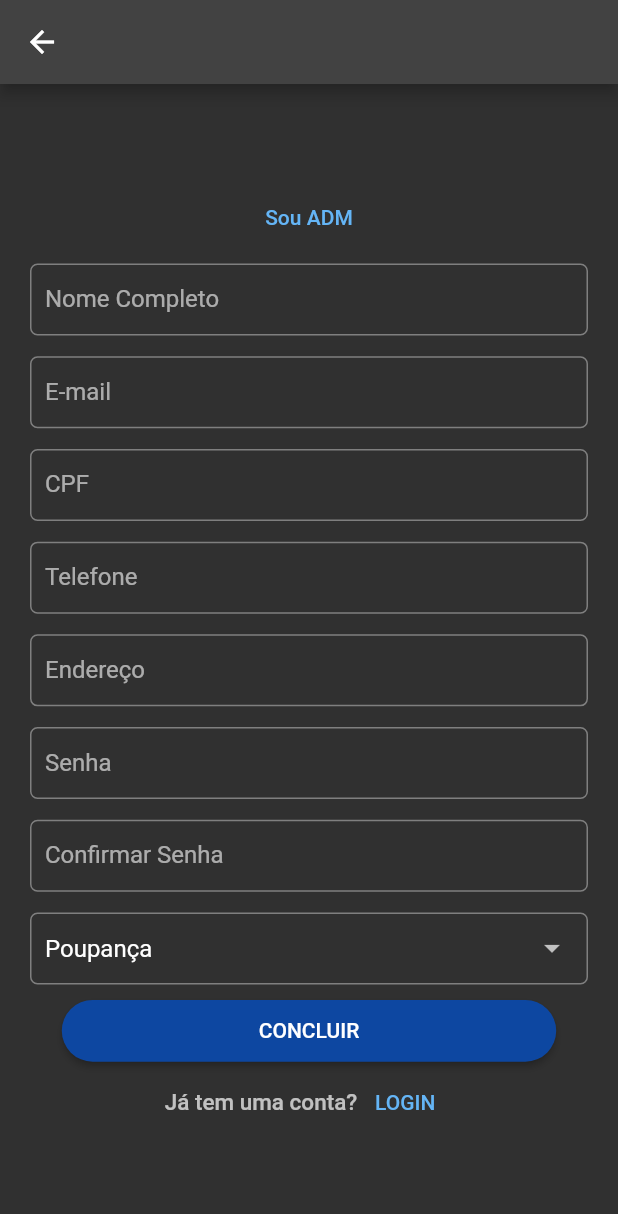
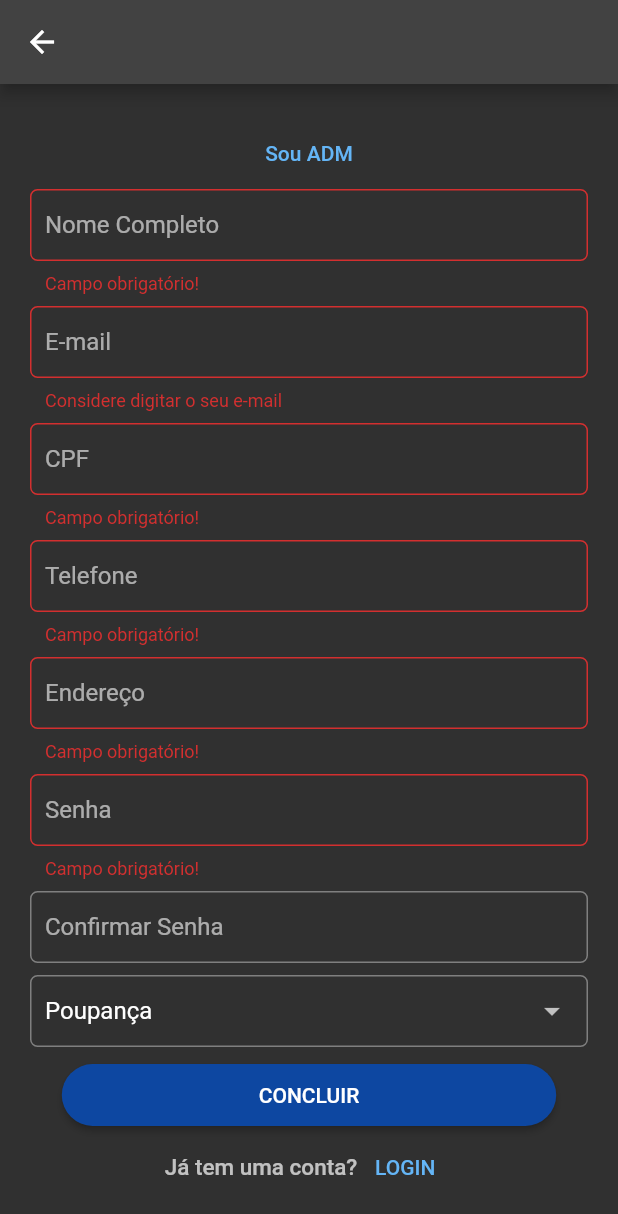
Before and after one commit to rafaeucastro/spacepay, a Flutter app: the SignUp screen opened by its route, after a tap on "CONCLUIR", on a phone screen of 412 x 824 dp. Shown: the top 1214 px of the screen. Run offline on Flutter 3.47's test engine with Material 2 defaults, Android fonts, the phone set to English and light mode, and no system bars; our stand-ins replace brasil_fields.

Commit message:
Adicionado signup com Firebase

```diff
--- a/lib/main.dart
+++ b/lib/main.dart
@@ -1,4 +1,5 @@
 import 'package:banksys/models/auth.dart';
+import 'package:banksys/models/users.dart';
 import 'package:banksys/util/routes.dart';
 import 'package:banksys/views/screens/add_existing_card.dart';
 import 'package:banksys/views/screens/home.dart';
@@ -25,6 +26,9 @@ class SpacePay extends StatelessWidget {
       providers: [
         ChangeNotifierProvider(
           create: (context) => Auth(),
+        ),
+        ChangeNotifierProvider(
+          create: (context) => Users(),
         ),
       ],
       child: MaterialApp(
--- a/lib/models/auth.dart
+++ b/lib/models/auth.dart
@@ -7,7 +7,7 @@ class Auth with ChangeNotifier {
   static const _baseUrl =
       "https://identitytoolkit.googleapis.com/v1/accounts:signUp?key=AIzaSyByV3D72eMpkPN8oKa2XyIQoCXdFeiWvFM";
 
-  Future<void> signUp(String email, String password) async {
+  static Future<void> signUp(String email, String password) async {
     final response = await http.post(
       Uri.parse(_baseUrl),
       body: jsonEncode({
--- a/lib/models/user.dart
+++ b/lib/models/user.dart
@@ -1,25 +1,37 @@
 abstract class AccountType {
   static const savings = "Poupança";
   static const checking = "Corrente";
+  static const List<String> accountTypes = ["Poupança", "Corrente"];
+}
+
+class AttributesKeys {
+  final fullName = "fullName";
+  final email = "email";
+  final cpf = "cpf";
+  final phone = "phone";
+  final address = "address";
+  final password = "password";
+  final accountType = "accountType";
+  final state = "state";
 }
 
 abstract class User {
   final int cpf;
   final String fullName;
-  String adress;
+  String address;
   String password;
 
   User({
     required this.cpf,
     required this.fullName,
-    required this.adress,
+    required this.address,
     required this.password,
   });
 }
 
 class Client extends User {
   final String email;
-  final AccountType accountType;
+  final String accountType;
   int phone;
 
   Client({
@@ -28,12 +40,12 @@ class Client extends User {
     required this.phone,
     required int cpf,
     required String fullname,
-    required String adress,
+    required String address,
     required String password,
   }) : super(
           cpf: cpf,
           fullName: fullname,
-          adress: adress,
+          address: address,
           password: password,
         );
 }
@@ -45,12 +57,12 @@ class Admin extends User {
     required this.state,
     required int cpf,
     required String fullname,
-    required String adress,
+    required String address,
     required String password,
   }) : super(
           cpf: cpf,
           fullName: fullname,
-          adress: adress,
+          address: address,
           password: password,
         );
 }
--- a/lib/util/validators.dart
+++ b/lib/util/validators.dart
@@ -1,5 +1,17 @@
 class Validator {
-  String? emailValidator(String? userInput) {
+  static String? Function(String?)? mandatoryFieldValidator = _mandatoryField;
+  static String? Function(String?)? emailValidator = _email;
+  static String? Function(String?)? alfaNumericValidator = _alfanumericPassword;
+
+  static String? _mandatoryField(String? userInput) {
+    String email = userInput ?? "";
+    if (email.isEmpty) {
+      return "Campo obrigatório!";
+    }
+    return null;
+  }
+
+  static String? _email(String? userInput) {
     String email = userInput ?? "";
     final emailPattern =
         RegExp('^([\\w\\-]+\\.)*[\\w\\- ]+@([\\w\\- ]+\\.)+([\\w\\-]{2,3})\$');
@@ -11,7 +23,7 @@ class Validator {
     return null;
   }
 
-  String? sixDigitCodeValidator(String? userInput) {
+  static String? _sixDigitCode(String? userInput) {
     final code = userInput ?? "";
     final digitPattern = RegExp('^\\d\\d\\d\\d\\d\\d\$');
     if (code.isEmpty) {
@@ -22,7 +34,7 @@ class Validator {
     return null;
   }
 
-  String? newPasswordValidator(String? userInput) {
+  static String? _newPassword(String? userInput) {
     final password = userInput ?? "";
     if (password.isEmpty) {
       return "Considere digitar algo!";
@@ -30,7 +42,7 @@ class Validator {
     return null;
   }
 
-  String? alfanumericPasswordValidator(String? userInput) {
+  static String? _alfanumericPassword(String? userInput) {
     final password = userInput ?? "";
     final alfanumericPattern = RegExp(
         '^(?=.*\\d)(?=.*[a-z])(?=.*[A-Z])(?=.*[\$*&@#])[0-9a-zA-Z\$*&@#]{8,}\$');
--- a/lib/views/components.dart/account_type.dart
+++ b/lib/views/components.dart/account_type.dart
@@ -1,27 +1,34 @@
 import 'package:flutter/material.dart';
 
+import '../../models/user.dart';
+
 class AccountTypeDropDown extends StatefulWidget {
-  // final void Function(dynamic)? onChanged;
-  const AccountTypeDropDown({Key? key}) : super(key: key);
+  final Map<String, String> formData;
+  const AccountTypeDropDown({
+    required this.formData,
+    Key? key,
+  }) : super(key: key);
 
   @override
   State<AccountTypeDropDown> createState() => _AccountTypeDropDownState();
 }
 
 class _AccountTypeDropDownState extends State<AccountTypeDropDown> {
-  final List<String> accountType = ["Poupança", "Corrente"];
   String dropdownValue = "Poupança";
 
   @override
   Widget build(BuildContext context) {
     return DropdownButtonFormField(
       value: dropdownValue,
-      items: accountType.map((type) {
+      items: AccountType.accountTypes.map((type) {
         return DropdownMenuItem(
           value: type,
           child: Text(type),
         );
       }).toList(),
+      onSaved: (newValue) {
+        widget.formData['accountType'] = newValue.toString();
+      },
       onChanged: (object) {
         setState(() {
           dropdownValue = object.toString();
--- a/lib/views/screens/login.dart
+++ b/lib/views/screens/login.dart
@@ -17,7 +17,7 @@ class _LoginState extends State<Login> {
   bool _isLoading = false;
   final _formKey = GlobalKey<FormState>();
   bool _formIsValid = false;
-  bool _isSignUp = false;
+  bool _isADM = false;
   Map<String, String> _authData = {
     'email': '',
     'password': '',
@@ -36,8 +36,8 @@ class _LoginState extends State<Login> {
 
     Auth auth = Provider.of(context, listen: false);
 
-    if (!_isSignUp) {
-      await auth.signUp("castrorafael456@gmail.com", "faelzin");
+    if (_isADM) {
+      // await auth.signUp("castrorafael456@gmail.com", "faelzin");
     } else {}
   }
 
--- a/lib/views/screens/sign-up.dart
+++ b/lib/views/screens/sign-up.dart
@@ -1,7 +1,11 @@
+import 'package:banksys/util/validators.dart';
 import 'package:banksys/views/components.dart/account_type.dart';
 import 'package:brasil_fields/brasil_fields.dart';
 import 'package:flutter/material.dart';
 import 'package:flutter/services.dart';
+import 'package:provider/provider.dart';
+
+import '../../models/users.dart';
 
 class SignUp extends StatefulWidget {
   const SignUp({Key? key}) : super(key: key);
@@ -14,6 +18,22 @@ class _SignUpState extends State<SignUp> {
   bool _isADM = false;
   final List<String> upperTextList = ["Sou ADM", "Sou cliente"];
   String upperText = "Sou ADM";
+  final _formKey = GlobalKey<FormState>();
+  bool _formIsValid = false;
+  final Map<String, String> _formData = {};
+  final _passwordController = TextEditingController();
+
+  void _submit() {
+    _formIsValid = _formKey.currentState?.validate() ?? false;
+    if (!_formIsValid) return;
+
+    _formKey.currentState?.save();
+
+    final provider = Provider.of<Users>(context, listen: false);
+    _isADM
+        ? provider.addAdmin(clientData: _formData)
+        : provider.addClient(clientData: _formData);
+  }
 
   @override
   Widget build(BuildContext context) {
@@ -34,31 +54,48 @@ class _SignUpState extends State<SignUp> {
                       _isADM
                           ? upperText = upperTextList[1]
                           : upperText = upperTextList[0];
+
+                      _passwordController.clear();
+                      _formKey.currentState?.reset();
                     });
                   },
                   child: Text(upperText)),
               Padding(
                 padding: const EdgeInsets.symmetric(horizontal: 20.0),
-                child: SizedBox(
-                  height: size.height * 0.6,
                 child: Form(
+                  key: _formKey,
                   child: Column(
-                      mainAxisAlignment: MainAxisAlignment.spaceAround,
                     children: [
-                        TextFormField(
+                      Padding(
+                        padding: const EdgeInsets.only(bottom: 8.0),
+                        child: TextFormField(
                           decoration: const InputDecoration(
                             labelText: 'Nome Completo',
                           ),
                           textInputAction: TextInputAction.next,
+                          onSaved: (newname) {
+                            _formData['fullName'] = newname ?? "";
+                          },
+                          validator: Validator.mandatoryFieldValidator,
+                        ),
                       ),
                       if (!_isADM)
-                          TextFormField(
+                        Padding(
+                          padding: const EdgeInsets.only(bottom: 8.0),
+                          child: TextFormField(
                             decoration: const InputDecoration(
                               labelText: 'E-mail',
                             ),
                             textInputAction: TextInputAction.next,
+                            onSaved: (newValue) {
+                              _formData['email'] = newValue ?? "";
+                            },
+                            validator: Validator.emailValidator,
                           ),
-                        TextFormField(
+                        ),
+                      Padding(
+                        padding: const EdgeInsets.only(bottom: 8.0),
+                        child: TextFormField(
                           inputFormatters: [
                             FilteringTextInputFormatter.digitsOnly,
                             CpfInputFormatter(),
@@ -68,9 +105,16 @@ class _SignUpState extends State<SignUp> {
                           ),
                           textInputAction: TextInputAction.next,
                           keyboardType: TextInputType.number,
+                          validator: Validator.mandatoryFieldValidator,
+                          onSaved: (newValue) {
+                            _formData['cpf'] = newValue ?? "";
+                          },
+                        ),
                       ),
                       if (!_isADM)
-                          TextFormField(
+                        Padding(
+                          padding: const EdgeInsets.only(bottom: 8.0),
+                          child: TextFormField(
                             inputFormatters: [
                               FilteringTextInputFormatter.digitsOnly,
                               TelefoneInputFormatter(),
@@ -80,41 +124,84 @@ class _SignUpState extends State<SignUp> {
                             ),
                             textInputAction: TextInputAction.next,
                             keyboardType: TextInputType.number,
+                            validator: Validator.mandatoryFieldValidator,
+                            onSaved: (newValue) {
+                              _formData['phone'] = newValue ?? "";
+                            },
+                          ),
                         ),
                       if (_isADM)
-                          TextFormField(
+                        Padding(
+                          padding: const EdgeInsets.only(bottom: 8.0),
+                          child: TextFormField(
                             decoration: const InputDecoration(
                               labelText: 'Estado',
                             ),
                             textInputAction: TextInputAction.next,
+                            validator: Validator.mandatoryFieldValidator,
+                            onSaved: (newValue) {
+                              _formData['state'] = newValue ?? "";
+                            },
                           ),
-                        TextFormField(
+                        ),
+                      Padding(
+                        padding: const EdgeInsets.only(bottom: 8.0),
+                        child: TextFormField(
                           decoration: const InputDecoration(
                             labelText: 'Endereço',
                           ),
                           textInputAction: TextInputAction.next,
+                          validator: Validator.mandatoryFieldValidator,
+                          onSaved: (newValue) {
+                            _formData['address'] = newValue ?? "";
+                          },
                         ),
-                        TextFormField(
+                      ),
+                      Padding(
+                        padding: const EdgeInsets.only(bottom: 8.0),
+                        child: TextFormField(
                           decoration: const InputDecoration(
                             labelText: 'Senha',
                           ),
                           textInputAction: TextInputAction.next,
+                          validator: Validator.alfaNumericValidator,
+                          controller: _passwordController,
+                          onSaved: (newValue) {
+                            _formData['password'] = newValue ?? "";
+                          },
                         ),
-                        TextFormField(
+                      ),
+                      Padding(
+                        padding: const EdgeInsets.only(bottom: 8.0),
+                        child: TextFormField(
                           decoration: const InputDecoration(
                             labelText: 'Confirmar Senha',
                           ),
                           textInputAction: TextInputAction.done,
+                          validator: (newPassword) {
+                            bool isEqual =
+                                newPassword == _passwordController.text;
+                            if (!isEqual) {
+                              return "As senhas não coincidem";
+                            }
+                            return null;
+                          },
                         ),
-                        if (!_isADM) const AccountTypeDropDown(),
+                      ),
+                      if (!_isADM)
+                        Padding(
+                          padding: const EdgeInsets.only(bottom: 8.0),
+                          child: AccountTypeDropDown(formData: _formData),
+                        ),
                     ],
-                    ),
                   ),
                 ),
               ),
               ElevatedButton(
                 //TODO
-                onPressed: () {},
+                onPressed: () {
+                  _submit();
+                },
                 style: ElevatedButton.styleFrom(
                   minimumSize: Size((size.width * .8), (size.height * .05)),
                 ),
```
Also changed, not shown: lib/models/users.dart (added, +48 -0 lines), lib/views/components.dart/card_flag_dropdown.dart (+0 -9 lines). Lines whose indentation alone changed are shown as unchanged.
